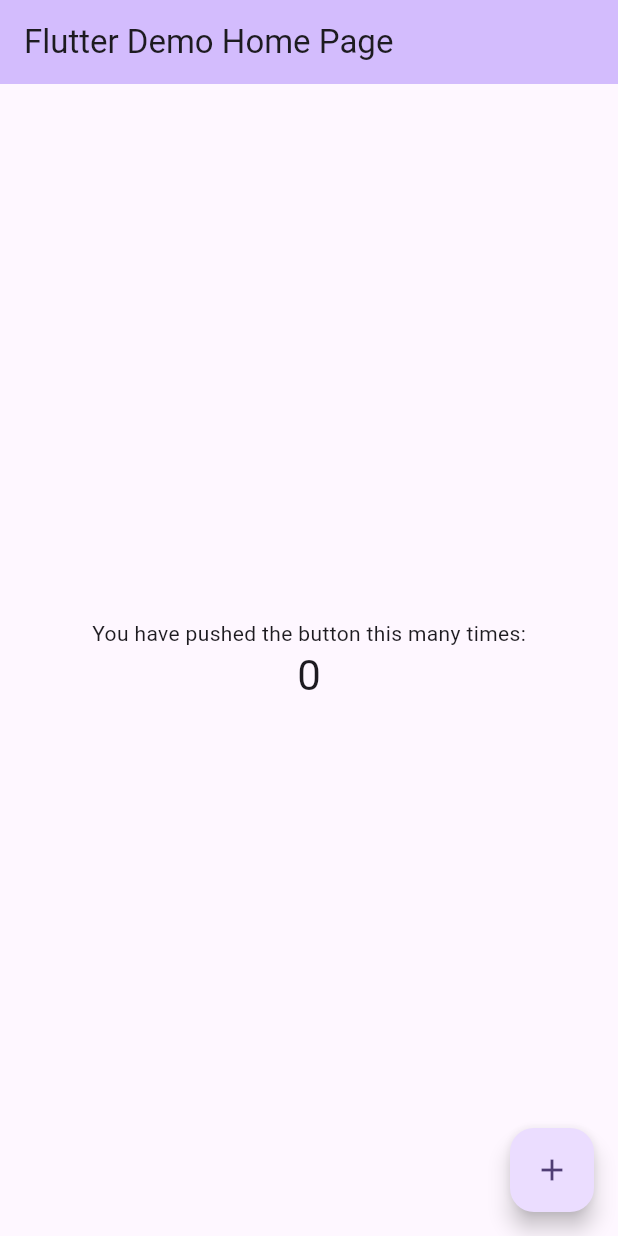
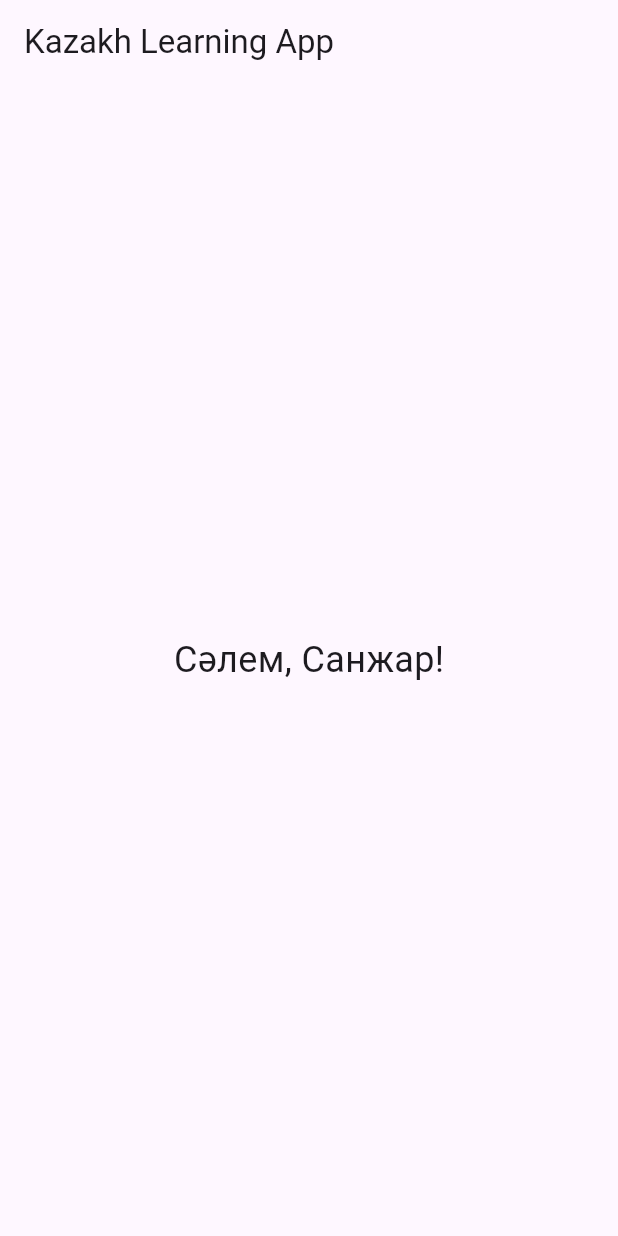
Before and after one commit to Sicscod/kazakh-learning-app, a Flutter app: the screen it shows after launch, on a phone screen of 412 x 824 dp. Run offline on Flutter 3.47's test engine with Material 3 defaults, Android fonts, the phone set to English and light mode, and no system bars.

Commit message:
Update main.dart

```diff
--- a/lib/main.dart
+++ b/lib/main.dart
@@ -1,122 +1,35 @@
 import 'package:flutter/material.dart';
 
 void main() {
-  runApp(const MyApp());
+  runApp(MyApp());
 }
 
 class MyApp extends StatelessWidget {
-  const MyApp({super.key});
-
-  // This widget is the root of your application.
   @override
   Widget build(BuildContext context) {
     return MaterialApp(
-      title: 'Flutter Demo',
+      title: 'Kazakh Learning App',
       theme: ThemeData(
-        // This is the theme of your application.
-        //
-        // TRY THIS: Try running your application with "flutter run". You'll see
-        // the application has a purple toolbar. Then, without quitting the app,
-        // try changing the seedColor in the colorScheme below to Colors.green
-        // and then invoke "hot reload" (save your changes or press the "hot
-        // reload" button in a Flutter-supported IDE, or press "r" if you used
-        // the command line to start the app).
-        //
-        // Notice that the counter didn't reset back to zero; the application
-        // state is not lost during the reload. To reset the state, use hot
-        // restart instead.
-        //
-        // This works for code too, not just values: Most code changes can be
-        // tested with just a hot reload.
-        colorScheme: ColorScheme.fromSeed(seedColor: Colors.deepPurple),
+        primarySwatch: Colors.blue,
       ),
-      home: const MyHomePage(title: 'Flutter Demo Home Page'),
+      home: HomePage(),
     );
   }
 }
 
-class MyHomePage extends StatefulWidget {
-  const MyHomePage({super.key, required this.title});
-
-  // This widget is the home page of your application. It is stateful, meaning
-  // that it has a State object (defined below) that contains fields that affect
-  // how it looks.
-
-  // This class is the configuration for the state. It holds the values (in this
-  // case the title) provided by the parent (in this case the App widget) and
-  // used by the build method of the State. Fields in a Widget subclass are
-  // always marked "final".
-
-  final String title;
-
-  @override
-  State<MyHomePage> createState() => _MyHomePageState();
-}
-
-class _MyHomePageState extends State<MyHomePage> {
-  int _counter = 0;
-
-  void _incrementCounter() {
-    setState(() {
-      // This call to setState tells the Flutter framework that something has
-      // changed in this State, which causes it to rerun the build method below
-      // so that the display can reflect the updated values. If we changed
-      // _counter without calling setState(), then the build method would not be
-      // called again, and so nothing would appear to happen.
-      _counter++;
-    });
-  }
-
+class HomePage extends StatelessWidget {
   @override
   Widget build(BuildContext context) {
-    // This method is rerun every time setState is called, for instance as done
-    // by the _incrementCounter method above.
-    //
-    // The Flutter framework has been optimized to make rerunning build methods
-    // fast, so that you can just rebuild anything that needs updating rather
-    // than having to individually change instances of widgets.
     return Scaffold(
       appBar: AppBar(
-        // TRY THIS: Try changing the color here to a specific color (to
-        // Colors.amber, perhaps?) and trigger a hot reload to see the AppBar
-        // change color while the other colors stay the same.
-        backgroundColor: Theme.of(context).colorScheme.inversePrimary,
-        // Here we take the value from the MyHomePage object that was created by
-        // the App.build method, and use it to set our appbar title.
-        title: Text(widget.title),
+        title: Text('Kazakh Learning App'),
       ),
       body: Center(
-        // Center is a layout widget. It takes a single child and positions it
-        // in the middle of the parent.
-        child: Column(
-          // Column is also a layout widget. It takes a list of children and
-          // arranges them vertically. By default, it sizes itself to fit its
-          // children horizontally, and tries to be as tall as its parent.
-          //
-          // Column has various properties to control how it sizes itself and
-          // how it positions its children. Here we use mainAxisAlignment to
-          // center the children vertically; the main axis here is the vertical
-          // axis because Columns are vertical (the cross axis would be
-          // horizontal).
-          //
-          // TRY THIS: Invoke "debug painting" (choose the "Toggle Debug Paint"
-          // action in the IDE, or press "p" in the console), to see the
-          // wireframe for each widget.
-          mainAxisAlignment: MainAxisAlignment.center,
-          children: <Widget>[
-            const Text('You have pushed the button this many times:'),
-            Text(
-              '$_counter',
-              style: Theme.of(context).textTheme.headlineMedium,
-            ),
-          ],
+        child: Text(
+          'Сәлем, Санжар!',
+          style: TextStyle(fontSize: 24),
         ),
       ),
-      floatingActionButton: FloatingActionButton(
-        onPressed: _incrementCounter,
-        tooltip: 'Increment',
-        child: const Icon(Icons.add),
-      ), // This trailing comma makes auto-formatting nicer for build methods.
     );
   }
 }
```
